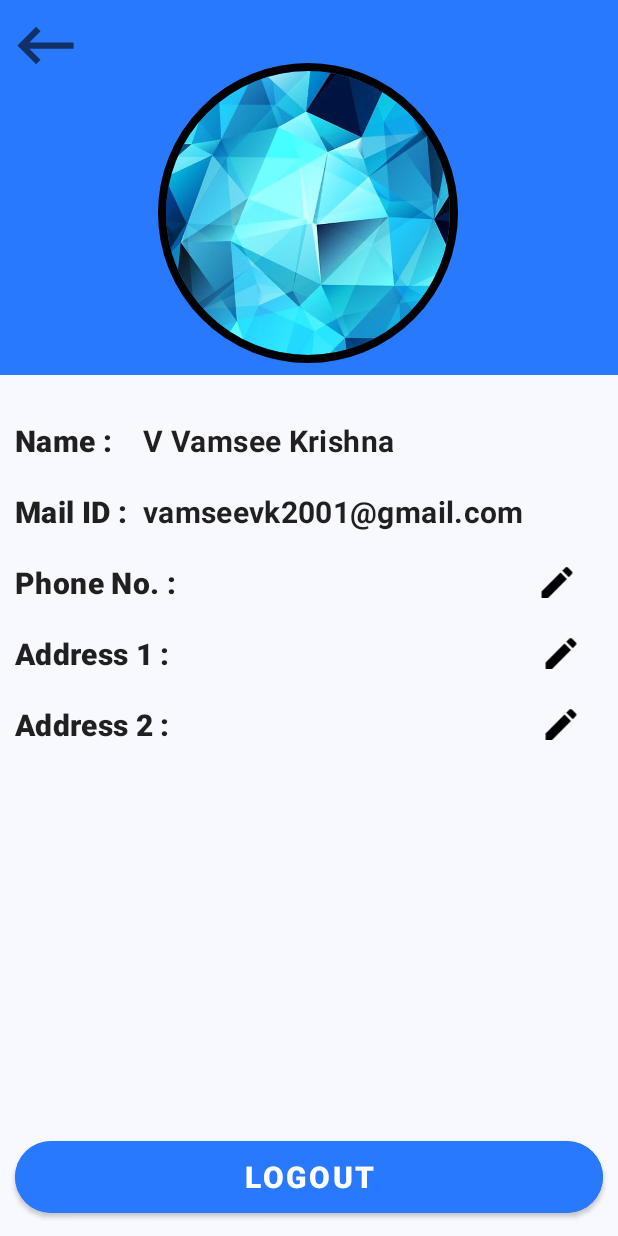
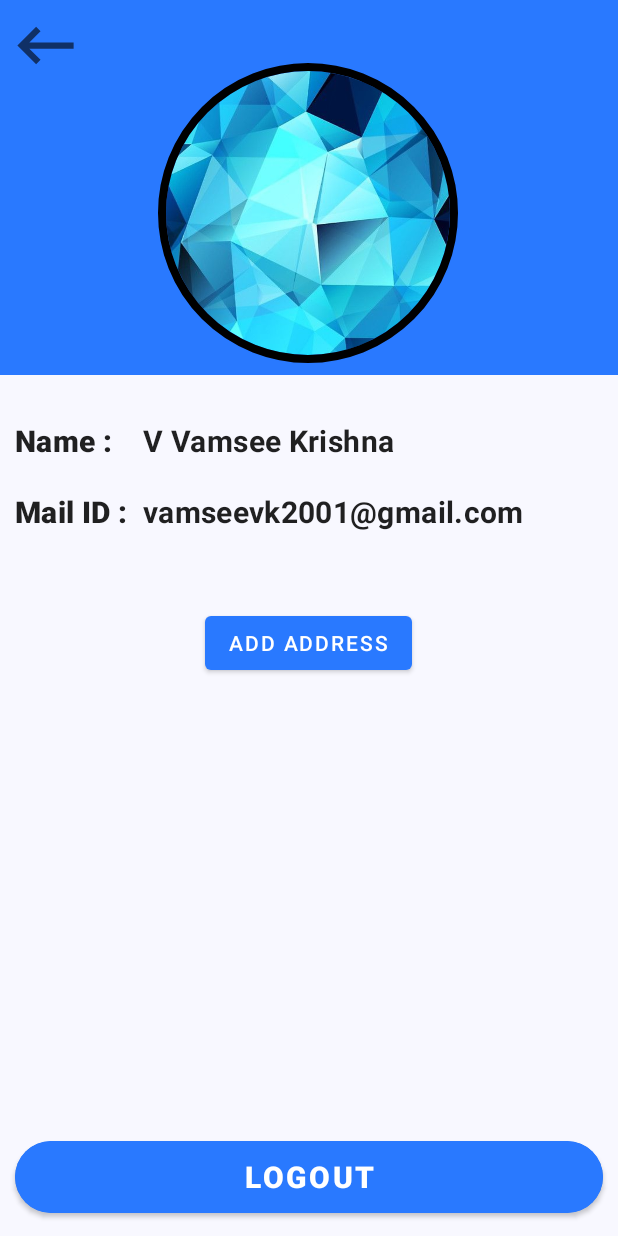
Before and after one commit to vamseevk2001/Kart-X, an Android app: the Profile screen opened directly, with no data from a screen before it, on a phone screen of 412 x 824 dp. Run offline under Robolectric (Android 15) with nearby library versions, the phone set to English and light mode, and no system bars; our stand-ins replace CircleImageView, Firebase (no records; nobody signed in at launch, a user with empty details on screens opened directly), Picasso; pictures from the network do not load.

Commit message:
profile page

```diff
--- a/app/src/main/java/com/shapps/myapplication/AddressInput.java
+++ b/app/src/main/java/com/shapps/myapplication/AddressInput.java
@@ -63,8 +63,6 @@ public class AddressInput extends AppCompatActivity {
                     city.getText().toString(), state.getText().toString());
             UserDao userDao = new UserDao();
             userDao.addAddress(address);
-            Intent intent = new Intent(this, cart.class);
-            startActivity(intent);
             finish();
         }
         else {
--- a/app/src/main/java/com/shapps/myapplication/ProductsAdapter.java
+++ b/app/src/main/java/com/shapps/myapplication/ProductsAdapter.java
@@ -14,6 +14,7 @@ import androidx.annotation.NonNull;
 import androidx.cardview.widget.CardView;
 import androidx.recyclerview.widget.RecyclerView;
 
+import com.airbnb.lottie.LottieAnimationView;
 import com.firebase.ui.database.FirebaseRecyclerAdapter;
 import com.firebase.ui.database.FirebaseRecyclerOptions;
 import com.squareup.picasso.Picasso;
@@ -27,6 +28,8 @@ public class ProductsAdapter extends FirebaseRecyclerAdapter<ItemsDataClass, Pro
         super(options);
         mcon = con;
     }
+
+
 
     @Override
     protected void onBindViewHolder(@NonNull ItemsViewHolder holder, int position, @NonNull ItemsDataClass model) {
--- a/app/src/main/java/com/shapps/myapplication/Profile.java
+++ b/app/src/main/java/com/shapps/myapplication/Profile.java
@@ -3,6 +3,7 @@ package com.shapps.myapplication;
 import androidx.appcompat.app.ActionBar;
 import androidx.appcompat.app.AppCompatActivity;
 
+import android.annotation.SuppressLint;
 import android.content.Context;
 import android.content.Intent;
 import android.os.Bundle;
@@ -16,44 +17,76 @@ import android.widget.TextView;
 import com.bumptech.glide.Glide;
 import com.google.android.gms.auth.api.signin.GoogleSignIn;
 import com.google.android.gms.auth.api.signin.GoogleSignInAccount;
+import com.google.android.gms.tasks.OnSuccessListener;
+import com.google.android.gms.tasks.Task;
 import com.google.android.material.imageview.ShapeableImageView;
 import com.google.android.material.textfield.TextInputEditText;
 import com.google.firebase.auth.FirebaseAuth;
+import com.google.firebase.firestore.DocumentSnapshot;
 import com.squareup.picasso.Picasso;
+
+import java.text.MessageFormat;
+import java.util.HashMap;
+import java.util.Objects;
 
 import de.hdodenhof.circleimageview.CircleImageView;
 
 public class Profile extends AppCompatActivity {
-    TextView name,mail;
-    Button logout;
+    TextView name, mail, phone, address, phoneLable, addressLable;
+    Button logout, editAddress;
     CircleImageView avatar;
+    HashMap addr;
+
+    @Override
+    protected void onResume() {
+        super.onResume();
+        setDetails();
+    }
+
     @Override
     protected void onCreate(Bundle savedInstanceState) {
         super.onCreate(savedInstanceState);
         setContentView(R.layout.activity_profile);
         ActionBar actionBar = getSupportActionBar();
         actionBar.hide();
-        logout=findViewById(R.id.logout_id);
+        logout = findViewById(R.id.logout_id);
         name = findViewById(R.id.name);
         mail = findViewById(R.id.mail);
         avatar = findViewById(R.id.displayPicture);
+        phone = findViewById(R.id.phoneNo);
+        address = findViewById(R.id.addressProfile);
+        editAddress = findViewById(R.id.editAddress);
+        phoneLable = findViewById(R.id.phoneLabel);
+        addressLable = findViewById(R.id.addressLabel);
+        setDetails();
 
 
         GoogleSignInAccount signInAccount = GoogleSignIn.getLastSignedInAccount(this);
-           if(signInAccount !=null){
-               name.setText(signInAccount.getDisplayName());
-               mail.setText(signInAccount.getEmail());
-               Log.d("display Picture",signInAccount.getPhotoUrl().toString());
-               Glide.with(getApplicationContext()).load(signInAccount.getPhotoUrl()).into(avatar);
-           }
+        if (signInAccount != null) {
+            name.setText(signInAccount.getDisplayName());
+            mail.setText(signInAccount.getEmail());
+            Log.d("display Picture", signInAccount.getPhotoUrl().toString());
+            Glide.with(getApplicationContext()).load(signInAccount.getPhotoUrl()).into(avatar);
+        }
         logout.setOnClickListener(new View.OnClickListener() {
             @Override
             public void onClick(View view) {
                 FirebaseAuth.getInstance().signOut();
-                Intent intent =new Intent(getApplicationContext(),MainActivity.class);
+                Intent intent = new Intent(getApplicationContext(), MainActivity.class);
                 startActivity(intent);
             }
         });
+
+        editAddress.setOnClickListener(new View.OnClickListener() {
+            @Override
+            public void onClick(View v) {
+                Intent intent = new Intent(getApplicationContext(), AddressInput.class);
+                intent.putExtra("address", addr);
+                startActivity(intent);
+            }
+        });
+
+
     }
 
     public void goBack(View view) {
@@ -61,83 +94,34 @@ public class Profile extends AppCompatActivity {
         startActivity(intent);
     }
 
-    public void editAddresss1(View view) {
-        TextInputEditText address1 = findViewById(R.id.address1_input);
-        Button doneAddress1 = findViewById(R.id.doneAddress1);
-        TextView setAddress1 = findViewById(R.id.address1);
-
-        //address1.setText(setAddress1.getText());
-        address1.setVisibility(View.VISIBLE);
-        doneAddress1.setVisibility(View.VISIBLE);
-        setAddress1.setVisibility(View.GONE);
-        address1.requestFocus();
-
-        //showing the keyboard to enter address 1 :
-        InputMethodManager imm = (InputMethodManager) getSystemService(Context.INPUT_METHOD_SERVICE);
-        imm.showSoftInput(address1, 0);
+    void setDetails() {
+        UserDao details = new UserDao();
+        details.userCollection.document(details.firebaseuser.getUid()).get().addOnSuccessListener(new OnSuccessListener<DocumentSnapshot>() {
+            @Override
+            public void onSuccess(DocumentSnapshot documentSnapshot) {
+                if (documentSnapshot.contains("Address")) {
+                    addr = (HashMap) documentSnapshot.get("Address");
+                    address.setText(MessageFormat.format("{0}\n{1}\n{2}\n{3}\n{4}", addr.get("houseNo").toString().trim(),
+                            addr.get("area").toString().trim(), addr.get("city").toString().trim(),
+                            addr.get("state").toString().trim(), addr.get("pin").toString().trim()));
+                    phone.setText("+91 " + addr.get("phone").toString());
+                } else {
+                    address.setVisibility(View.GONE);
+                    phone.setVisibility(View.GONE);
+                    phoneLable.setVisibility(View.GONE);
+                    addressLable.setVisibility(View.GONE);
+                    editAddress.setText("Add Address");
+                    editAddress.setOnClickListener(new View.OnClickListener() {
+                        @Override
+                        public void onClick(View v) {
+                            Intent intent = new Intent(getApplicationContext(), AddressInput.class);
+                            startActivity(intent);
+                        }
+                    });
+                }
+            }
+        });
     }
 
-    public void editAddresss2(View view) {
-        TextInputEditText address2 = findViewById(R.id.address2_input);
-        Button doneAddress2 = findViewById(R.id.doneAddress2);
-        TextView setAddress2 = findViewById(R.id.address2);
 
-        //address1.setText(setAddress1.getText());
-        address2.setVisibility(View.VISIBLE);
-        doneAddress2.setVisibility(View.VISIBLE);
-        setAddress2.setVisibility(View.GONE);
-        address2.requestFocus();
-
-        //showing the keyboard to enter address 1 :
-        InputMethodManager imm = (InputMethodManager) getSystemService(Context.INPUT_METHOD_SERVICE);
-        imm.showSoftInput(address2, 0);
-    }
-
-    public void editPhone(View view) {
-        TextInputEditText phoneNo = findViewById(R.id.phoneNoInput);
-        Button donePhone = findViewById(R.id.donePhone);
-        TextView setPhone = findViewById(R.id.phoneNo);
-
-        //address1.setText(setAddress1.getText());
-        phoneNo.setVisibility(View.VISIBLE);
-        donePhone.setVisibility(View.VISIBLE);
-        setPhone.setVisibility(View.GONE);
-        phoneNo.requestFocus();
-
-        //showing the keyboard to enter address 1 :
-        InputMethodManager imm = (InputMethodManager) getSystemService(Context.INPUT_METHOD_SERVICE);
-        imm.showSoftInput(phoneNo, 0);
-    }
-    public void setPhone(View view) {
-        TextInputEditText phoneNo = findViewById(R.id.phoneNoInput);
-        TextView setPhone = findViewById(R.id.phoneNo);
-        setPhone.setText(phoneNo.getText());
-        view.setVisibility(View.GONE);
-        phoneNo.setVisibility(View.GONE);
-        setPhone.setVisibility(View.VISIBLE);
-        InputMethodManager imm = (InputMethodManager) getSystemService(Context.INPUT_METHOD_SERVICE);
-        imm.hideSoftInputFromWindow(view.getWindowToken(), 0);
-    }
-
-    public void setAddress1(View view) {
-        TextInputEditText address1 = findViewById(R.id.address1_input);
-        TextView setAddress1 = findViewById(R.id.address1);
-        setAddress1.setText(address1.getText());
-        view.setVisibility(View.GONE);
-        address1.setVisibility(View.GONE);
-        setAddress1.setVisibility(View.VISIBLE);
-        InputMethodManager imm = (InputMethodManager) getSystemService(Context.INPUT_METHOD_SERVICE);
-        imm.hideSoftInputFromWindow(view.getWindowToken(), 0);
-    }
-
-    public void setAddress2(View view) {
-        TextInputEditText address2 = findViewById(R.id.address2_input);
-        TextView setAddress2 = findViewById(R.id.address2);
-        setAddress2.setText(address2.getText());
-        view.setVisibility(View.GONE);
-        address2.setVisibility(View.GONE);
-        setAddress2.setVisibility(View.VISIBLE);
-        InputMethodManager imm = (InputMethodManager) getSystemService(Context.INPUT_METHOD_SERVICE);
-        imm.hideSoftInputFromWindow(view.getWindowToken(), 0);
-    }
 }
--- a/app/src/main/res/layout/activity_profile.xml
+++ b/app/src/main/res/layout/activity_profile.xml
@@ -17,8 +17,6 @@
         app:layout_constraintStart_toStartOf="parent"
         app:layout_constraintTop_toTopOf="parent"
         app:tint="@color/black" />
-
-
 
     <ImageView
         android:id="@+id/bar"
@@ -125,9 +123,9 @@
 
 
                 <TextView
-                    android:layout_width="0dp"
+                    android:id="@+id/phoneLabel"
+                    android:layout_width="wrap_content"
                     android:layout_height="match_parent"
-                    android:layout_weight="12"
                     android:fontFamily="sans-serif"
                     android:text="Phone No. : "
                     android:textAppearance="@style/TextAppearance.MaterialComponents.Headline6"
@@ -136,45 +134,16 @@
 
                 <TextView
                     android:id="@+id/phoneNo"
-                    android:layout_width="0dp"
+                    android:layout_width="wrap_content"
+                    android:text="ajkad;f"
+                    android:layout_marginStart="5dp"
                     android:layout_height="wrap_content"
-                    android:layout_weight="15"
                     android:textAppearance="@style/TextAppearance.MaterialComponents.Headline6"
                     android:textColor="@color/black"
                     android:visibility="visible" />
 
 
-
-                <ImageView
-                    android:layout_width="0dp"
-                    android:layout_height="match_parent"
-                    android:layout_weight="5"
-                    android:onClick="editPhone"
-                    android:src="@drawable/ic_baseline_edit_24"
-                    app:tint="@color/black" />
-
             </LinearLayout>
-
-
-            <com.google.android.material.textfield.TextInputEditText
-                android:id="@+id/phoneNoInput"
-                android:layout_width="match_parent"
-                android:layout_height="wrap_content"
-                android:hint="Enter your phone no."
-                android:inputType="phone"
-                android:visibility="gone" />
-
-
-
-
-            <Button
-                android:id="@+id/donePhone"
-                android:layout_width="wrap_content"
-                android:layout_height="match_parent"
-                android:layout_gravity="center"
-                android:onClick="setPhone"
-                android:text="done"
-                android:visibility="gone" />
 
 
         <LinearLayout
@@ -183,111 +152,38 @@
             android:layout_marginTop="20dp"
             android:orientation="horizontal">
 
-
             <TextView
-                    android:layout_width="0dp"
+                android:layout_width="wrap_content"
                 android:layout_height="match_parent"
-                    android:layout_weight="30"
                 android:fontFamily="sans-serif"
-                    android:text="Address 1 : "
+                android:text="Address : "
+                android:id="@+id/addressLabel"
                 android:textAppearance="@style/TextAppearance.MaterialComponents.Headline6"
                 android:textFontWeight="1000"
                 android:textStyle="bold" />
 
-                <ImageView
-                    android:layout_width="0dp"
-                    android:layout_height="match_parent"
-                    android:layout_weight="5"
-                    android:onClick="editAddresss1"
-                    android:src="@drawable/ic_baseline_edit_24"
-                    app:tint="@color/black" />
+            <TextView
+                android:id="@+id/addressProfile"
+                android:layout_width="match_parent"
+                android:layout_height="wrap_content"
+                android:layout_marginStart="5dp"
+                android:textAppearance="@style/TextAppearance.MaterialComponents.Headline6"
+                android:textColor="@color/black" />
 
         </LinearLayout>
 
 
-            <com.google.android.material.textfield.TextInputEditText
-                android:id="@+id/address1_input"
-                android:layout_width="match_parent"
+            <Button
+                android:layout_width="wrap_content"
                 android:layout_height="wrap_content"
-                android:hint="Enter your home address"
-                android:inputType="textMultiLine"
-                android:visibility="gone" />
-
-            <TextView
-                android:id="@+id/address1"
-                android:layout_width="match_parent"
-                android:layout_height="wrap_content"
-                android:layout_marginTop="8dp"
-                android:layout_marginStart="40dp"
-                android:textAppearance="@style/TextAppearance.MaterialComponents.Headline6"
-                android:textColor="@color/black"
-                android:visibility="gone" />
-
-            <Button
-                android:id="@+id/doneAddress1"
-                android:layout_width="wrap_content"
-                android:layout_height="match_parent"
+                android:text="edit details"
+                android:id="@+id/editAddress"
+                android:layout_marginTop="10dp"
                 android:layout_gravity="center"
-                android:onClick="setAddress1"
-                android:text="done"
-                android:visibility="gone" />
-
-            <LinearLayout
-                android:layout_width="match_parent"
-                android:layout_height="wrap_content"
-                android:layout_marginTop="20dp"
-                android:orientation="horizontal">
-
-
-                <TextView
-                    android:layout_width="0dp"
-                    android:layout_height="match_parent"
-                    android:layout_weight="30"
-                    android:fontFamily="sans-serif"
-                    android:text="Address 2 : "
-                    android:textAppearance="@style/TextAppearance.MaterialComponents.Headline6"
-                    android:textFontWeight="1000"
-                    android:textStyle="bold" />
-
-                <ImageView
-                    android:layout_width="0dp"
-                    android:layout_height="match_parent"
-                    android:layout_weight="5"
-                    android:onClick="editAddresss2"
-                    android:src="@drawable/ic_baseline_edit_24"
-                    app:tint="@color/black" />
-
+                />
         </LinearLayout>
 
 
-            <com.google.android.material.textfield.TextInputEditText
-                android:id="@+id/address2_input"
-                android:layout_width="match_parent"
-                android:layout_height="wrap_content"
-                android:hint="Enter your office address "
-                android:inputType="textMultiLine"
-                android:visibility="gone" />
-
-            <TextView
-                android:id="@+id/address2"
-                android:layout_width="match_parent"
-                android:layout_height="wrap_content"
-                android:layout_marginTop="8dp"
-                android:layout_marginStart="40dp"
-                android:textAppearance="@style/TextAppearance.MaterialComponents.Headline6"
-                android:textColor="@color/black"
-                android:visibility="gone" />
-
-            <Button
-                android:id="@+id/doneAddress2"
-                android:layout_width="wrap_content"
-                android:layout_height="match_parent"
-                android:layout_gravity="center"
-                android:onClick="setAddress2"
-                android:text="done"
-                android:visibility="gone" />
-
-        </LinearLayout>
 
     </ScrollView>
 
```
Also changed, not shown: app/src/main/java/com/shapps/myapplication/Dashboard.java (+4 -13 lines), app/src/main/java/com/shapps/myapplication/Item_description.java (+13 -0 lines), app/src/main/java/com/shapps/myapplication/Payments.java (+17 -7 lines), app/src/main/java/com/shapps/myapplication/UserDao.java (+14 -7 lines), app/src/main/res/layout/activity_dashboard.xml (+0 -13 lines), app/src/main/res/layout/activity_item_description.xml (+21 -24 lines). Lines whose indentation alone changed are shown as unchanged.
